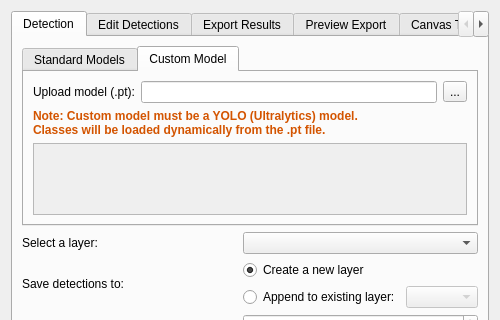
Old version of the form yolo_mod/yolo_mod_dialog_base.ui in the repository mateusz29/yolo-mod; both pictures show x 0 to 500 and y 0 to 320 of the 500 by 500 pixel window.
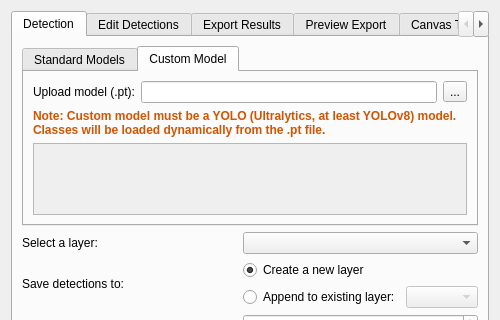
New version of the form. The open tabs and pages were chosen to show the change.

Commit message: fix: add error handling to model loading

What changed in the file:
```diff
--- a/yolo_mod/yolo_mod_dialog_base.ui
+++ b/yolo_mod/yolo_mod_dialog_base.ui
@@ -98,7 +98,7 @@
              <item row="1" column="0" colspan="2">
               <widget class="QLabel" name="label_custom_info">
                <property name="text">
-                <string>Note: Custom model must be a YOLO (Ultralytics) model.
+                <string>Note: Custom model must be a YOLO (Ultralytics, at least YOLOv8) model.
 Classes will be loaded dynamically from the .pt file.</string>
                </property>
                <property name="styleSheet">
```
The commit also changes 1 other file.
